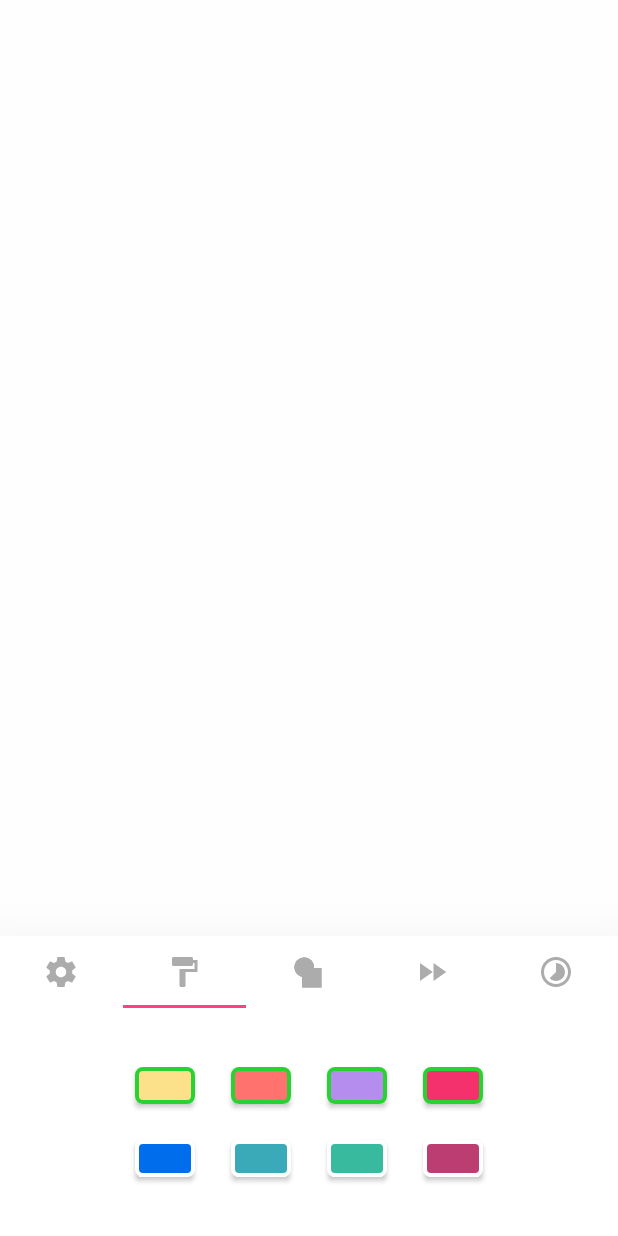
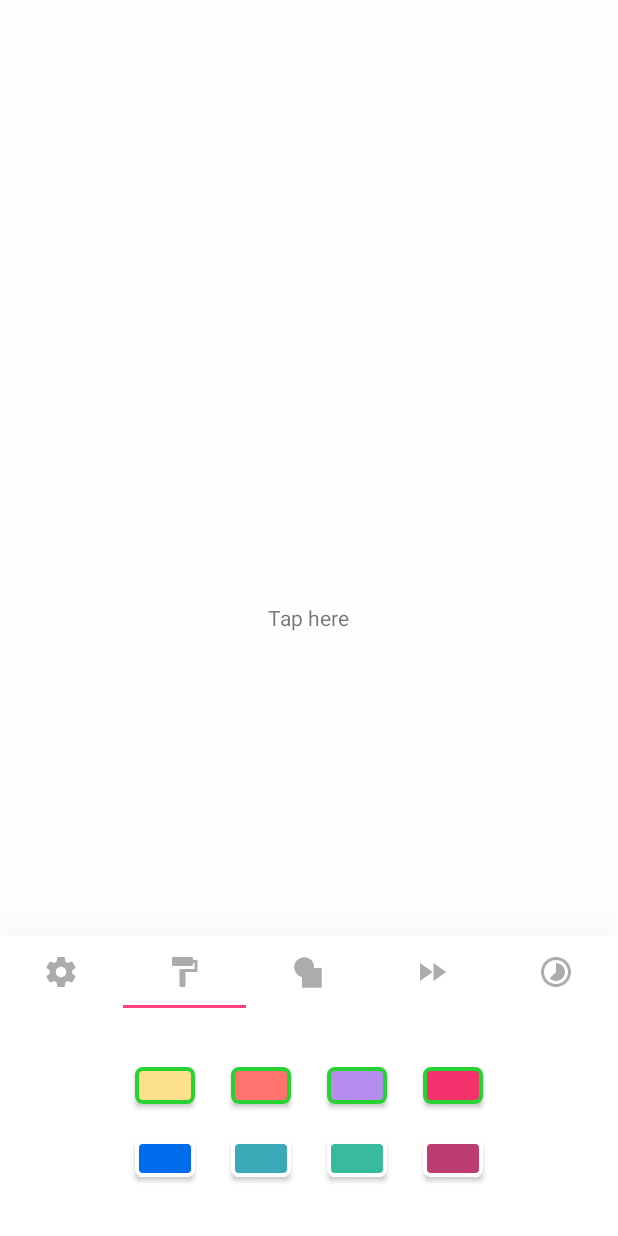
Before and after one commit to DanielMartinus/Konfetti, an Android app: the screen it shows after launch (MainActivity), item 2 of the bottom bar chosen, on a phone screen of 412 x 824 dp. Run offline under Robolectric (Android 15) with nearby library versions, the phone set to English and light mode, and no system bars; 5 statements that could not run were skipped.

Commit message:
Show default instructions

```diff
--- a/app/src/main/res/layout/activity_main.xml
+++ b/app/src/main/res/layout/activity_main.xml
@@ -14,7 +14,7 @@
         android:layout_width="wrap_content"
         android:layout_height="wrap_content"
         android:layout_gravity="center"
-        tools:text="@string/stream_from_top_instructions" />
+        android:text="@string/stream_from_top_instructions" />
 
     <nl.dionsegijn.konfetti.KonfettiView
         android:id="@+id/viewKonfetti"
```
